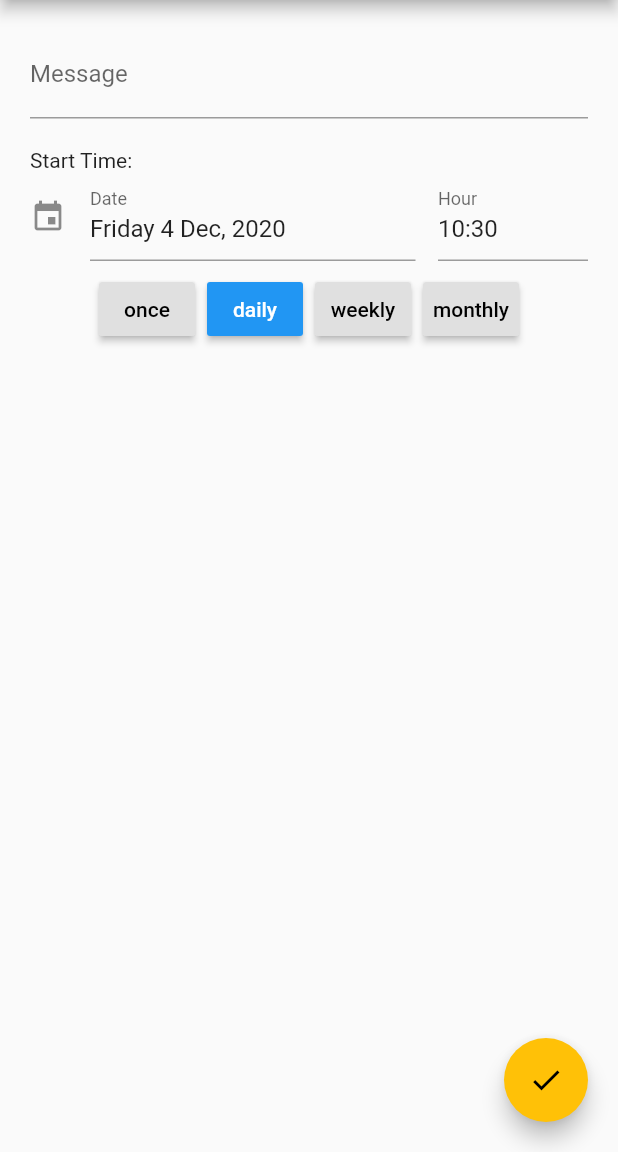
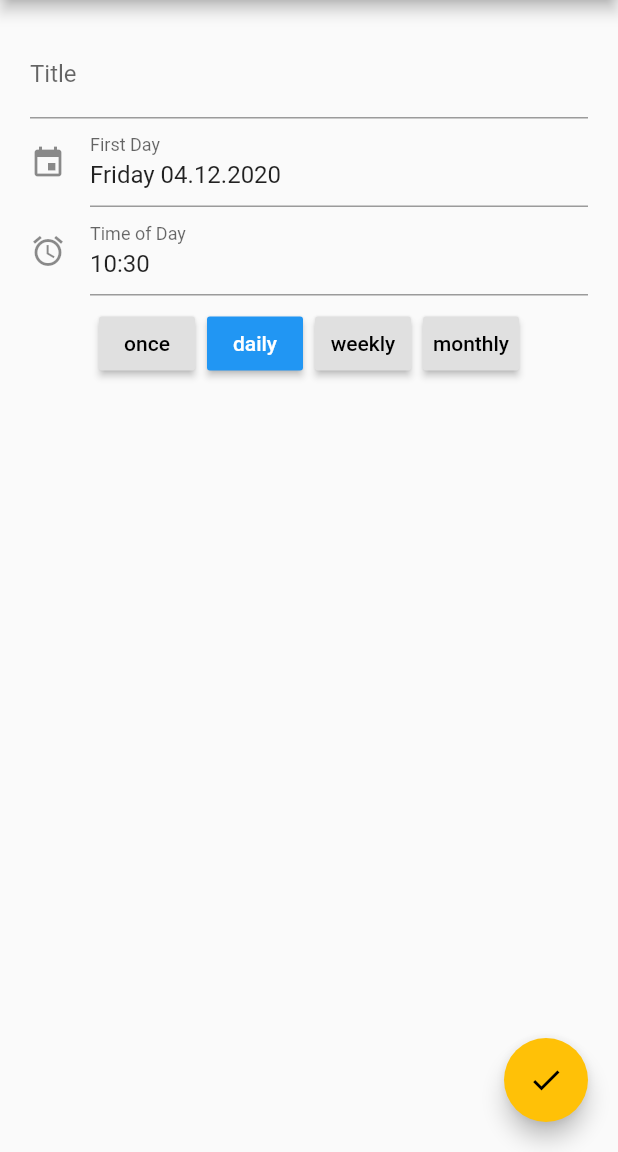
Before and after one commit to JustinHorn/FlutterChallenge, a Flutter app: the screen it shows after launch, after a tap on the "add" icon, on a phone screen of 412 x 824 dp, the part 84-1236 px from its top. Run offline on Flutter 3.47's test engine with Material 2 defaults, Android fonts, the phone set to English and light mode, and no system bars; drawn by our look-alikes of date_time_picker; our stand-ins replace flutter_bloc, sqflite; accounts and stored records are empty.

Commit message:
"improved ui"

```diff
--- a/lib/database_helper.dart
+++ b/lib/database_helper.dart
@@ -13,7 +13,7 @@ class DatabaseHelper {
       join(await getDatabasesPath(), "reminder.db"),
       onCreate: (db, version) {
         db.execute(
-          "CREATE TABLE reminder(id INTEGER PRIMARY KEY, message TEXT, cycle INTEGER, firstDate VARCHAR(20), time VARCHAR(10))",
+          "CREATE TABLE reminder(id INTEGER PRIMARY KEY, message TEXT, cycle INTEGER, firstDate VARCHAR(25), dayTime VARCHAR(10))",
         );
 
         return db;
@@ -45,7 +45,7 @@ class DatabaseHelper {
           reminderMap[index]["message"],
           CycleExtension.getById(reminderMap[index]["cycle"]),
           reminderMap[index]["firstDate"],
-          reminderMap[index]["time"],
+          reminderMap[index]["dayTime"],
         );
       },
     );
--- a/lib/models/reminder.dart
+++ b/lib/models/reminder.dart
@@ -7,9 +7,9 @@ class Reminder {
   String message;
   Cycle cycle;
   String firstDate;
-  String time;
+  String dayTime;
 
-  Reminder(this.id, this.message, this.cycle, this.firstDate, this.time);
+  Reminder(this.id, this.message, this.cycle, this.firstDate, this.dayTime);
 
   String calcNextDate() {
     return firstDate;
@@ -21,12 +21,12 @@ class Reminder {
       "message": message,
       "cycle": cycle.id,
       "firstDate": firstDate,
-      "time": time,
+      "dayTime": dayTime,
     };
   }
 
   DateTime getFirstDateTime() {
-    String whole = firstDate + " " + time;
+    String whole = firstDate + " " + dayTime;
     DateTime dt = DateFormat("EEEE dd.MM.yyyy HH:mm").parse(whole);
 
     return dt;
--- a/lib/screens/home/reminder_entry.dart
+++ b/lib/screens/home/reminder_entry.dart
@@ -66,7 +66,7 @@ class ReminderHomeEntry extends StatelessWidget {
   List<String> getReminderDataAsList() {
     return [
       "Cycle: " + reminder.cycle.name,
-      "Time: " + reminder.time,
+      "Time: " + reminder.dayTime,
       "Next: " + reminder.calcNextDate(),
     ];
   }
--- a/lib/screens/reminder/reminder.dart
+++ b/lib/screens/reminder/reminder.dart
@@ -8,7 +8,7 @@ import 'package:intl/intl.dart';
 
 import 'action_buttons.dart';
 import 'cycle_selector.dart';
-import 'message_field.dart';
+import 'title_field.dart';
 import 'time_selector.dart';
 
 class ReminderPage extends StatefulWidget {
@@ -32,25 +32,26 @@ class _ReminderPageState extends State<ReminderPage> {
   DateTime time;
   Cycle _cycle;
 
-  DateTime minimumTime;
-  DateTime maximumTime;
+  String dayTime = "05:30";
+  String firstDate = " 2020-12-04 11:48:11.814341";
 
   bool reminderExists;
 
-  String dateMask = 'EEEE d MMM, yyyy';
+  String dateMask = 'EEEE dd.MM.yyyy';
+
+  ReminderBloc _reminderBloc;
 
   @override
   void initState() {
     super.initState();
-
+    _reminderBloc = BlocProvider.of<ReminderBloc>(context);
     if (widget.reminder == null && widget.id == null) {
       throw new Exception("Either widget or id needs to be defined!");
     }
 
     _message = "";
     time = DateTime.now();
-    minimumTime = time;
-    maximumTime = DateTime(2100);
+
     _cycle = Cycle.daily;
 
     reminderExists = widget.reminder != null;
@@ -58,22 +59,72 @@ class _ReminderPageState extends State<ReminderPage> {
     if (reminderExists) {
       _message = widget.reminder.message;
       time = widget.reminder.getFirstDateTime();
-      if (time.millisecondsSinceEpoch < minimumTime.millisecondsSinceEpoch) {
-        minimumTime = DateTime.fromMillisecondsSinceEpoch(
-            time.millisecondsSinceEpoch - 1);
-        maximumTime = DateTime.fromMillisecondsSinceEpoch(
-            time.millisecondsSinceEpoch + 1);
-      }
+
       _cycle = widget.reminder.cycle;
     }
+
+    dayTime = DateFormat("HH:mm").format(time);
+    firstDate = DateFormat(dateMask).format(time);
   }
 
-  String getDate() {
-    return DateFormat("EEEE dd.MM.yyyy").format(time);
+  void setDayTime(value) {
+    dayTime = value;
   }
 
-  String getTime() {
-    return DateFormat("HH:mm").format(time);
+  void setFirstDate(value) {
+    firstDate = value;
+  }
+
+  @override
+  Widget build(BuildContext context) {
+    return Scaffold(
+      appBar: AppBar(
+        title: Text(widget.title),
+      ),
+      body: Padding(
+        padding: const EdgeInsets.all(20.0),
+        child: Center(
+          child: Container(
+            child: Column(
+              mainAxisAlignment: MainAxisAlignment.start,
+              crossAxisAlignment: CrossAxisAlignment.start,
+              children: <Widget>[
+                TitleField(_message, setMessage),
+                DateTimePicker(
+                  type: DateTimePickerType.date,
+                  dateMask: dateMask,
+                  initialValue: time.toString(),
+                  firstDate: DateTime(2000),
+                  lastDate: DateTime(2100),
+                  icon: Icon(Icons.event),
+                  dateLabelText: 'First Day',
+                  timeLabelText: "Hour",
+                  onChanged: setFirstDate,
+                ),
+                DateTimePicker(
+                  type: DateTimePickerType.time,
+                  dateMask: dateMask,
+                  initialValue: dayTime,
+                  firstDate: DateTime(2000),
+                  lastDate: DateTime(2100),
+                  icon: Icon(Icons.access_alarm),
+                  dateLabelText: 'Date',
+                  timeLabelText: "Time of Day",
+                  onChanged: setDayTime,
+                ),
+                CycleSelector(_cycle, setCycle)
+              ],
+            ),
+          ),
+        ),
+      ),
+      floatingActionButtonLocation: FloatingActionButtonLocation.centerDocked,
+      floatingActionButton: ActionButtons(
+        reminderExists,
+        insertOrReplaceReminder,
+        deleteReminder,
+      ),
+    );
   }
 
   int getId() {
@@ -85,8 +136,6 @@ class _ReminderPageState extends State<ReminderPage> {
   }
 
   Future<void> deleteReminder() async {
-    ReminderBloc _reminderBloc = BlocProvider.of<ReminderBloc>(context);
-
     ReminderAction rA = new ReminderAction(
       ReminderActionType.delete,
       reminder: widget.reminder,
@@ -101,11 +150,9 @@ class _ReminderPageState extends State<ReminderPage> {
       getId(),
       _message,
       _cycle,
-      getDate(),
-      getTime(),
+      firstDate,
+      dayTime,
     );
-
-    ReminderBloc _reminderBloc = BlocProvider.of<ReminderBloc>(context);
 
     ReminderAction rA = new ReminderAction(
       reminderExists ? ReminderActionType.replace : ReminderActionType.add,
@@ -131,41 +178,4 @@ class _ReminderPageState extends State<ReminderPage> {
       _cycle = newCycle;
     });
   }
-
-  @override
-  Widget build(BuildContext context) {
-    return Scaffold(
-      appBar: AppBar(
-        title: Text(widget.title),
-      ),
-      body: Padding(
-        padding: const EdgeInsets.all(20.0),
-        child: Center(
-          child: Container(
-            child: Column(
-              mainAxisAlignment: MainAxisAlignment.start,
-              crossAxisAlignment: CrossAxisAlignment.start,
-              children: <Widget>[
-                MessageField(_message, setMessage),
-                TimeSelector(
-                  dateMask,
-                  setTime,
-                  time,
-                  minimumTime,
-                  maximumTime,
-                ),
-                CycleSelector(_cycle, setCycle)
-              ],
-            ),
-          ),
-        ),
-      ),
-      floatingActionButtonLocation: FloatingActionButtonLocation.centerDocked,
-      floatingActionButton: ActionButtons(
-        reminderExists,
-        insertOrReplaceReminder,
-        deleteReminder,
-      ),
-    );
-  }
 }
--- a/lib/screens/reminder/time_selector.dart
+++ b/lib/screens/reminder/time_selector.dart
@@ -5,17 +5,18 @@ import 'package:date_time_picker/date_time_picker.dart';
 class TimeSelector extends StatelessWidget {
   String dateMask;
 
-  Function setTime;
-  DateTime time;
-  DateTime minimumTime;
-  DateTime maximumTime;
+  String dayTime;
+  String firstDate;
+
+  Function setDayTime;
+  Function setFirstDate;
 
   TimeSelector(
     this.dateMask,
-    this.setTime,
-    this.time,
-    this.minimumTime,
-    this.maximumTime,
+    this.dayTime,
+    this.firstDate,
+    this.setDayTime,
+    this.setFirstDate,
   );
 
   @override
@@ -26,23 +27,19 @@ class TimeSelector extends StatelessWidget {
         crossAxisAlignment: CrossAxisAlignment.start,
         children: [
           Text("Start Time:"),
-          getDateTimePicker(),
+          DateTimePicker(
+            type: DateTimePickerType.dateTimeSeparate,
+            dateMask: dateMask,
+            initialValue: firstDate + " " + dayTime,
+            firstDate: DateTime(2000),
+            lastDate: DateTime(2100),
+            icon: Icon(Icons.event),
+            dateLabelText: 'Date',
+            timeLabelText: "Hour",
+            onChanged: setDayTime,
+          )
         ],
       ),
     );
   }
-
-  Widget getDateTimePicker() {
-    return DateTimePicker(
-      type: DateTimePickerType.dateTimeSeparate,
-      dateMask: dateMask,
-      initialValue: time.toString(),
-      firstDate: minimumTime,
-      lastDate: maximumTime,
-      icon: Icon(Icons.event),
-      dateLabelText: 'Date',
-      timeLabelText: "Hour",
-      onChanged: setTime,
-    );
-  }
 }
--- a/lib/screens/reminder/message_field.dart
+++ b/lib/screens/reminder/title_field.dart
@@ -1,16 +1,16 @@
 import 'package:flutter/material.dart';
 
-class MessageField extends StatelessWidget {
+class TitleField extends StatelessWidget {
   String _message;
   Function setMessage;
 
-  MessageField(this._message, this.setMessage);
+  TitleField(this._message, this.setMessage);
 
   @override
   Widget build(BuildContext context) {
     return TextField(
       controller: TextEditingController(text: _message),
-      decoration: InputDecoration(labelText: "Message"),
+      decoration: InputDecoration(labelText: "Title"),
       onChanged: setMessage,
     );
   }
```
Also changed, not shown: lib/screens/home/home.dart (+2 -6 lines), lib/globals.dart (added).
